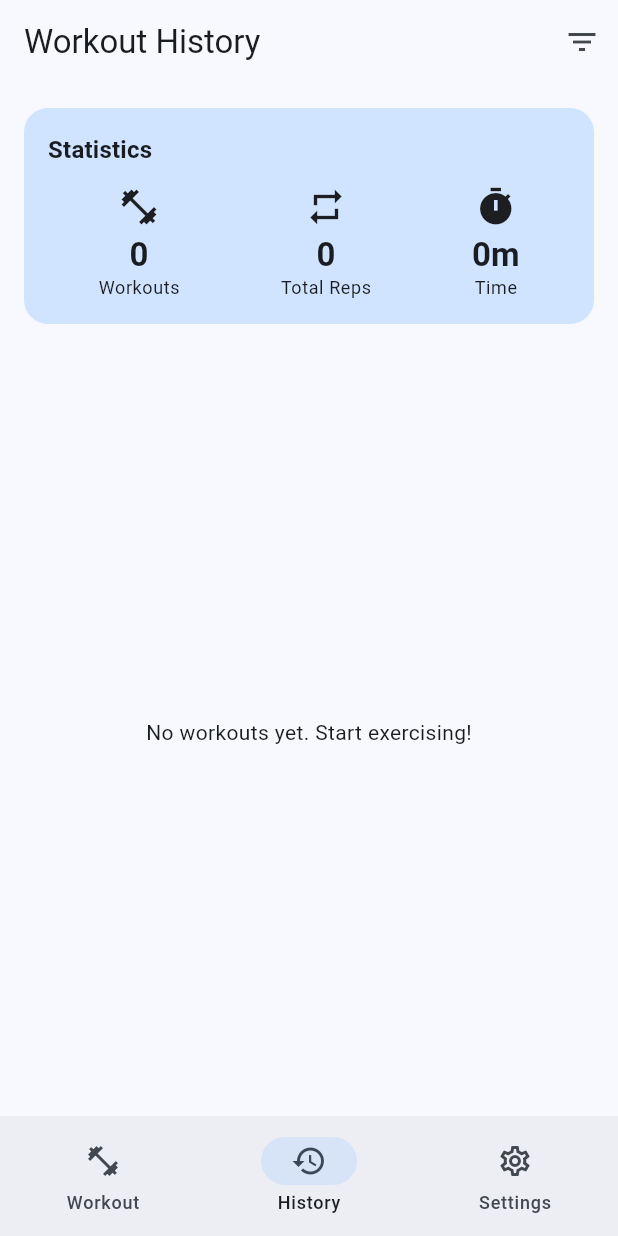
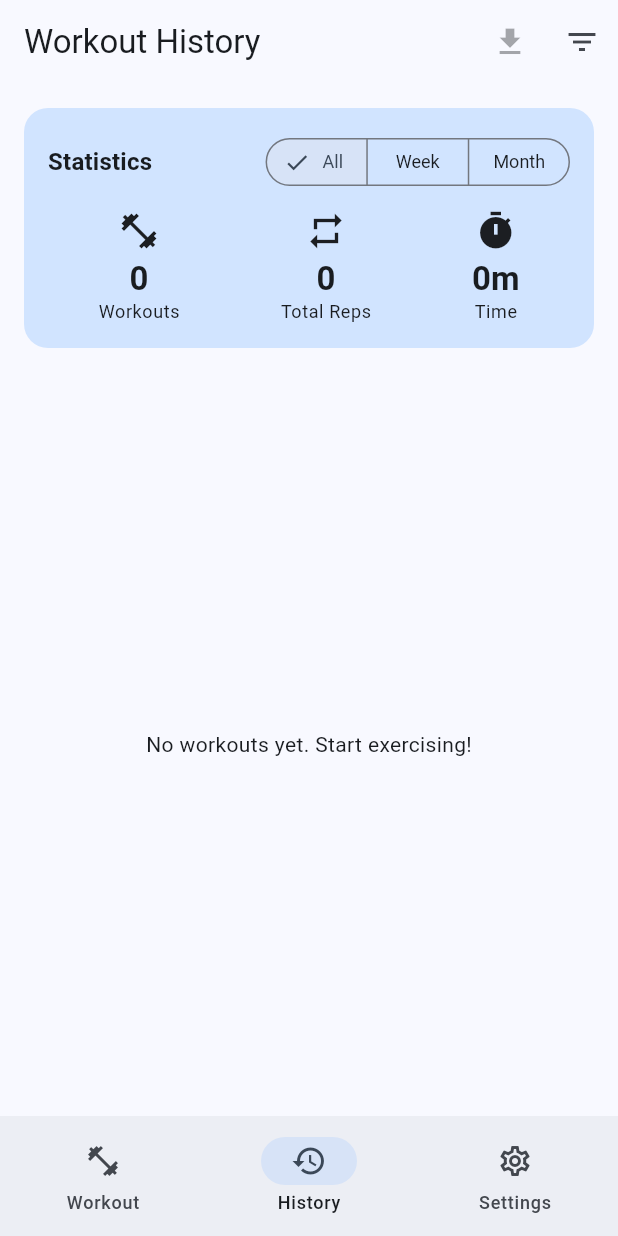
Before and after one commit to sherzing/bodyweight-excercie-tracker, a Flutter app: the screen it shows after launch, item 2 of the bottom bar chosen, on a phone screen of 412 x 824 dp. Run offline on Flutter 3.47's test engine with Material 3 defaults, Android fonts, the phone set to English and light mode, and no system bars; our stand-ins replace camera, permission_handler, share_plus, shared_preferences, sqflite; missing offline and left inert: google_mlkit_pose_detection; accounts and stored records are empty.

Commit message:
Add permission handling, data export, and weekly/monthly statistics
- Add PermissionService for camera permission handling with explanation dialogs
- Add CSV export functionality to DatabaseService
- Add export button to HistoryScreen with share_plus integration
- Add weekly/monthly stats toggle with SegmentedButton in HistoryScreen
- Integrate permission check into SelectionScreen before starting workout

🤖 Generated with [Claude Code](https://claude.com/claude-code)

Co-Authored-By: Claude Opus 4.5 <noreply@anthropic.com>

```diff
--- a/lib/screens/history_screen.dart
+++ b/lib/screens/history_screen.dart
@@ -1,5 +1,6 @@
 import 'package:flutter/material.dart';
 import 'package:intl/intl.dart';
+import 'package:share_plus/share_plus.dart';
 import '../models/workout.dart';
 import '../services/database_service.dart';
 
@@ -14,8 +15,11 @@ class _HistoryScreenState extends State<HistoryScreen> {
   final DatabaseService _db = DatabaseService();
   List<Workout> _workouts = [];
   WorkoutStats? _stats;
+  WorkoutStats? _weekStats;
+  WorkoutStats? _monthStats;
   bool _isLoading = true;
   ExerciseType? _filterType;
+  int _selectedStatsPeriod = 0; // 0 = All time, 1 = This Week, 2 = This Month
 
   @override
   void initState() {
@@ -31,10 +35,14 @@ class _HistoryScreenState extends State<HistoryScreen> {
           ? await _db.getAllWorkouts()
           : await _db.getWorkoutsByExercise(_filterType!);
       final stats = await _db.getStats();
+      final weekStats = await _db.getThisWeekStats();
+      final monthStats = await _db.getThisMonthStats();
 
       setState(() {
         _workouts = workouts;
         _stats = stats;
+        _weekStats = weekStats;
+        _monthStats = monthStats;
         _isLoading = false;
       });
     } catch (e) {
@@ -47,12 +55,33 @@ class _HistoryScreenState extends State<HistoryScreen> {
     }
   }
 
+  Future<void> _exportData() async {
+    try {
+      final csv = await _db.exportToCsv();
+      await Share.share(
+        csv,
+        subject: 'Workout History Export',
+      );
+    } catch (e) {
+      if (mounted) {
+        ScaffoldMessenger.of(context).showSnackBar(
+          SnackBar(content: Text('Error exporting data: $e')),
+        );
+      }
+    }
+  }
+
   @override
   Widget build(BuildContext context) {
     return Scaffold(
       appBar: AppBar(
         title: const Text('Workout History'),
         actions: [
+          IconButton(
+            icon: const Icon(Icons.file_download),
+            tooltip: 'Export Data',
+            onPressed: _workouts.isEmpty ? null : _exportData,
+          ),
           PopupMenuButton<ExerciseType?>(
             icon: const Icon(Icons.filter_list),
             onSelected: (type) {
@@ -93,7 +122,32 @@ class _HistoryScreenState extends State<HistoryScreen> {
     );
   }
 
+  WorkoutStats? get _currentStats {
+    switch (_selectedStatsPeriod) {
+      case 1:
+        return _weekStats;
+      case 2:
+        return _monthStats;
+      default:
+        return _stats;
+    }
+  }
+
+  String get _currentStatsLabel {
+    switch (_selectedStatsPeriod) {
+      case 1:
+        return 'This Week';
+      case 2:
+        return 'This Month';
+      default:
+        return 'All Time';
+    }
+  }
+
   Widget _buildStatsHeader() {
+    final stats = _currentStats;
+    if (stats == null) return const SliverToBoxAdapter(child: SizedBox.shrink());
+
     return SliverToBoxAdapter(
       child: Container(
         margin: const EdgeInsets.all(16),
@@ -105,11 +159,33 @@ class _HistoryScreenState extends State<HistoryScreen> {
         child: Column(
           crossAxisAlignment: CrossAxisAlignment.start,
           children: [
-            Text(
-              'Statistics',
-              style: Theme.of(context).textTheme.titleMedium?.copyWith(
-                    fontWeight: FontWeight.bold,
+            Row(
+              mainAxisAlignment: MainAxisAlignment.spaceBetween,
+              children: [
+                Text(
+                  'Statistics',
+                  style: Theme.of(context).textTheme.titleMedium?.copyWith(
+                        fontWeight: FontWeight.bold,
+                      ),
+                ),
+                SegmentedButton<int>(
+                  segments: const [
+                    ButtonSegment(value: 0, label: Text('All')),
+                    ButtonSegment(value: 1, label: Text('Week')),
+                    ButtonSegment(value: 2, label: Text('Month')),
+                  ],
+                  selected: {_selectedStatsPeriod},
+                  onSelectionChanged: (selection) {
+                    setState(() => _selectedStatsPeriod = selection.first);
+                  },
+                  style: ButtonStyle(
+                    visualDensity: VisualDensity.compact,
+                    textStyle: WidgetStateProperty.all(
+                      const TextStyle(fontSize: 12),
+                    ),
                   ),
+                ),
+              ],
             ),
             const SizedBox(height: 12),
             Row(
@@ -117,34 +193,34 @@ class _HistoryScreenState extends State<HistoryScreen> {
               children: [
                 _buildStatItem(
                   'Workouts',
-                  '${_stats!.totalWorkouts}',
+                  '${stats.totalWorkouts}',
                   Icons.fitness_center,
                 ),
                 _buildStatItem(
                   'Total Reps',
-                  '${_stats!.totalReps}',
+                  '${stats.totalReps}',
                   Icons.repeat,
                 ),
                 _buildStatItem(
                   'Time',
-                  _stats!.formattedDuration,
+                  stats.formattedDuration,
                   Icons.timer,
                 ),
               ],
             ),
-            if (_stats!.personalBests.isNotEmpty) ...[
+            if (stats.personalBests.isNotEmpty) ...[
               const SizedBox(height: 16),
               const Divider(),
               const SizedBox(height: 8),
               Text(
-                'Personal Bests',
+                'Best in $_currentStatsLabel',
                 style: Theme.of(context).textTheme.titleSmall,
               ),
               const SizedBox(height: 8),
               Wrap(
                 spacing: 8,
                 runSpacing: 8,
-                children: _stats!.personalBests.entries.map((entry) {
+                children: stats.personalBests.entries.map((entry) {
                   return Chip(
                     avatar: const Icon(Icons.emoji_events, size: 18),
                     label: Text('${entry.key.displayName}: ${entry.value}'),
--- a/pubspec.yaml
+++ b/pubspec.yaml
@@ -52,6 +52,12 @@ dependencies:
   audioplayers: ^6.1.0
   shared_preferences: ^2.3.3
 
+  # Permissions
+  permission_handler: ^11.3.1
+
+  # Sharing
+  share_plus: ^10.1.4
+
 dev_dependencies:
   flutter_test:
     sdk: flutter
```
Also changed, not shown: lib/screens/selection_screen.dart (+20 -1 lines), lib/services/database_service.dart (+96 -0 lines), lib/services/permission_service.dart (added, +92 -0 lines), pubspec.lock.
